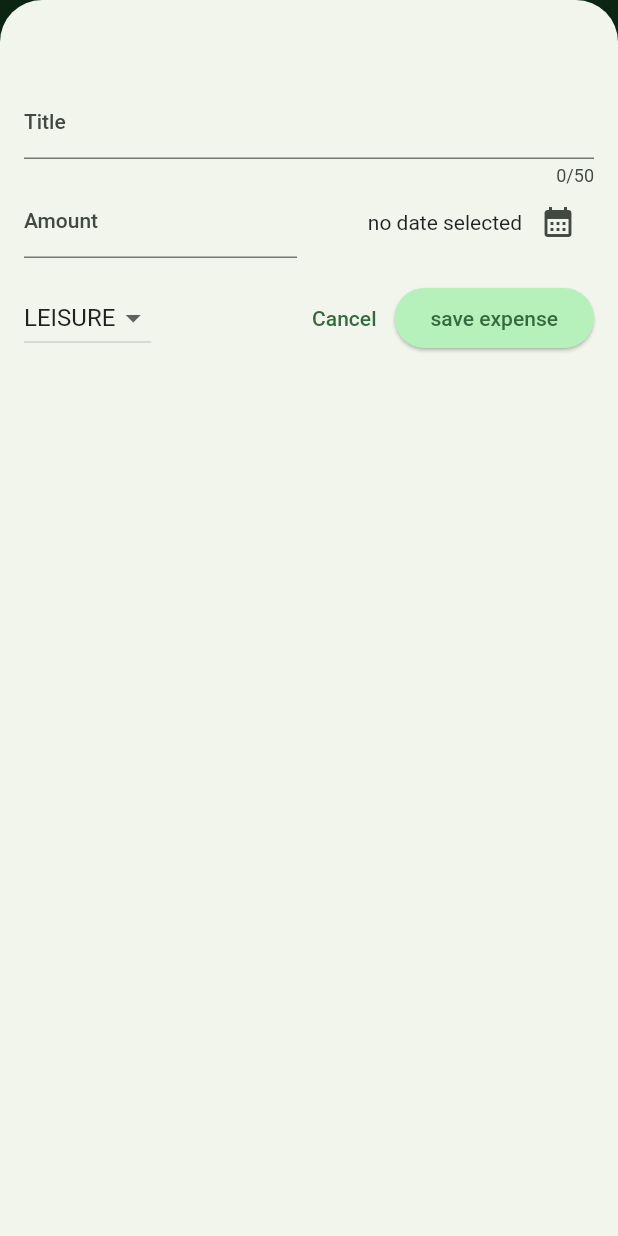
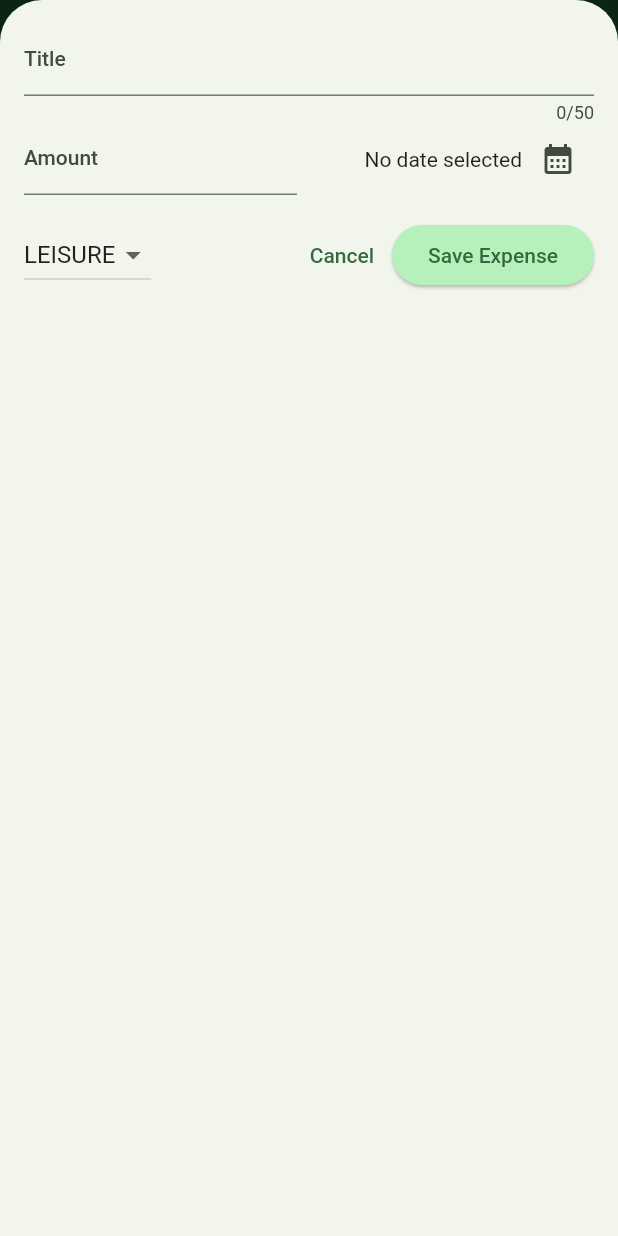
Before and after one commit to almakrami/expense_tracker-flutter, a Flutter app: the screen it shows after launch, after a tap on the "add" icon, on a phone screen of 412 x 824 dp. Run offline on Flutter 3.47's test engine with Material 2 defaults, Android fonts, the phone set to English and light mode, and no system bars.

Commit message:
finishing up the project

```diff
--- a/lib/Widgets/new_expense.dart
+++ b/lib/Widgets/new_expense.dart
@@ -1,62 +1,86 @@
-import 'dart:ui';
+import 'dart:io';
 
+import 'package:flutter/cupertino.dart';
 import 'package:flutter/material.dart';
+
 import 'package:expense_tracker/models/expense.dart';
 
 class NewExpense extends StatefulWidget {
-  const NewExpense({required this.onAddExpense, super.key});
+  const NewExpense({super.key, required this.onAddExpense});
 
   final void Function(Expense expense) onAddExpense;
 
   @override
   State<NewExpense> createState() {
-    return _NewExpense();
+    return _NewExpenseState();
   }
 }
 
-class _NewExpense extends State<NewExpense> {
+class _NewExpenseState extends State<NewExpense> {
   final _titleController = TextEditingController();
   final _amountController = TextEditingController();
   DateTime? _selectedDate;
   Category _selectedCategory = Category.leisure;
 
-  void _persentDatePicker() async {
+  void _presentDatePicker() async {
     final now = DateTime.now();
     final firstDate = DateTime(now.year - 1, now.month, now.day);
-
     final pickedDate = await showDatePicker(
       context: context,
       initialDate: now,
       firstDate: firstDate,
       lastDate: now,
     );
-
     setState(() {
       _selectedDate = pickedDate;
     });
   }
 
-  void submitExpenseData() {
-    final enteredAmount = double.tryParse(_amountController.text);
-    final amountIsInvalid = enteredAmount == null || enteredAmount <= 0;
-    if (_titleController.text.trim().isEmpty ||
-        amountIsInvalid ||
-        _selectedDate == null) {
-      showDialog(
+  void _showDialog() {
+    if (Platform.isIOS) {
+      showCupertinoDialog(
           context: context,
-        builder: (ctx) => AlertDialog(
+          builder: (ctx) => CupertinoAlertDialog(
                 title: const Text('Invalid input'),
-          content: const Text('one of the fields are missing'),
+                content: const Text(
+                    'Please make sure a valid title, amount, date and category was entered.'),
                 actions: [
                   TextButton(
                     onPressed: () {
                       Navigator.pop(ctx);
                     },
-              child: const Text('Close'),
+                    child: const Text('Okay'),
+                  ),
+                ],
+              ));
+    } else {
+      showDialog(
+        context: context,
+        builder: (ctx) => AlertDialog(
+          title: const Text('Invalid input'),
+          content: const Text(
+              'Please make sure a valid title, amount, date and category was entered.'),
+          actions: [
+            TextButton(
+              onPressed: () {
+                Navigator.pop(ctx);
+              },
+              child: const Text('Okay'),
             ),
           ],
         ),
       );
+    }
+  }
+
+  void _submitExpenseData() {
+    final enteredAmount = double.tryParse(_amountController
+        .text); // tryParse('Hello') => null, tryParse('1.12') => 1.12
+    final amountIsInvalid = enteredAmount == null || enteredAmount <= 0;
+    if (_titleController.text.trim().isEmpty ||
+        amountIsInvalid ||
+        _selectedDate == null) {
+      _showDialog();
       return;
     }
 
@@ -65,7 +89,8 @@ class _NewExpense extends State<NewExpense> {
         title: _titleController.text,
         amount: enteredAmount,
         date: _selectedDate!,
-          category: _selectedCategory),
+        category: _selectedCategory,
+      ),
     );
     Navigator.pop(context);
   }
@@ -78,11 +103,45 @@ class _NewExpense extends State<NewExpense> {
   }
 
   @override
-  Widget build(context) {
-    return Padding(
-      padding: const EdgeInsets.fromLTRB(16,58,16,16),
+  Widget build(BuildContext context) {
+    final keyboardSpace = MediaQuery.of(context).viewInsets.bottom;
+    return LayoutBuilder(builder: (ctx, constraints) {
+      final width = constraints.maxWidth;
+
+      return SizedBox(
+        height: double.infinity,
+        child: SingleChildScrollView(
+          child: Padding(
+            padding: EdgeInsets.fromLTRB(16, 16, 16, keyboardSpace + 16),
             child: Column(
               children: [
+                if (width >= 600)
+                  Row(
+                    crossAxisAlignment: CrossAxisAlignment.start,
+                    children: [
+                      Expanded(
+                        child: TextField(
+                          controller: _titleController,
+                          maxLength: 50,
+                          decoration: const InputDecoration(
+                            label: Text('Title'),
+                          ),
+                        ),
+                      ),
+                      const SizedBox(width: 24),
+                      Expanded(
+                        child: TextField(
+                          controller: _amountController,
+                          keyboardType: TextInputType.number,
+                          decoration: const InputDecoration(
+                            prefixText: '\$ ',
+                            label: Text('Amount'),
+                          ),
+                        ),
+                      ),
+                    ],
+                  )
+                else
                   TextField(
                     controller: _titleController,
                     maxLength: 50,
@@ -90,50 +149,17 @@ class _NewExpense extends State<NewExpense> {
                       label: Text('Title'),
                     ),
                   ),
-          Row(
-            children: [
-              Expanded(
-                child: TextField(
-                  controller: _amountController,
-                  keyboardType: TextInputType.number,
-                  decoration: const InputDecoration(
-                    prefixText: '\$',
-                    label: Text('Amount'),
-                  ),
-                ),
-              ),
-              const SizedBox(
-                width: 16,
-              ),
-              Expanded(
-                child: Row(
-                  mainAxisAlignment: MainAxisAlignment.end,
-                  children: [
-                    Text(
-                      _selectedDate == null
-                          ? 'no date selected'
-                          : formatter.format(_selectedDate!),
-                    ),
-                    IconButton(
-                        onPressed: _persentDatePicker,
-                        icon: const Icon(Icons.calendar_month))
-                  ],
-                ),
-              )
-            ],
-          ),
-          const SizedBox(
-            height: 16,
-          ),
-          Row(
-            children: [
+                if (width >= 600)
+                  Row(children: [
                     DropdownButton(
                       value: _selectedCategory,
                       items: Category.values
                           .map(
                             (category) => DropdownMenuItem(
                               value: category,
-                          child: Text(category.name.toUpperCase()),
+                              child: Text(
+                                category.name.toUpperCase(),
+                              ),
                             ),
                           )
                           .toList(),
@@ -144,7 +170,67 @@ class _NewExpense extends State<NewExpense> {
                         setState(() {
                           _selectedCategory = value;
                         });
-                  }),
+                      },
+                    ),
+                    const SizedBox(width: 24),
+                    Expanded(
+                      child: Row(
+                        mainAxisAlignment: MainAxisAlignment.end,
+                        crossAxisAlignment: CrossAxisAlignment.center,
+                        children: [
+                          Text(
+                            _selectedDate == null
+                                ? 'No date selected'
+                                : formatter.format(_selectedDate!),
+                          ),
+                          IconButton(
+                            onPressed: _presentDatePicker,
+                            icon: const Icon(
+                              Icons.calendar_month,
+                            ),
+                          ),
+                        ],
+                      ),
+                    ),
+                  ])
+                else
+                  Row(
+                    children: [
+                      Expanded(
+                        child: TextField(
+                          controller: _amountController,
+                          keyboardType: TextInputType.number,
+                          decoration: const InputDecoration(
+                            prefixText: '\$ ',
+                            label: Text('Amount'),
+                          ),
+                        ),
+                      ),
+                      const SizedBox(width: 16),
+                      Expanded(
+                        child: Row(
+                          mainAxisAlignment: MainAxisAlignment.end,
+                          crossAxisAlignment: CrossAxisAlignment.center,
+                          children: [
+                            Text(
+                              _selectedDate == null
+                                  ? 'No date selected'
+                                  : formatter.format(_selectedDate!),
+                            ),
+                            IconButton(
+                              onPressed: _presentDatePicker,
+                              icon: const Icon(
+                                Icons.calendar_month,
+                              ),
+                            ),
+                          ],
+                        ),
+                      ),
+                    ],
+                  ),
+                const SizedBox(height: 16),
+                if (width >= 600)
+                  Row(children: [
                     const Spacer(),
                     TextButton(
                       onPressed: () {
@@ -153,12 +239,52 @@ class _NewExpense extends State<NewExpense> {
                       child: const Text('Cancel'),
                     ),
                     ElevatedButton(
-                  onPressed: submitExpenseData,
-                  child: const Text('save expense'))
-            ],
+                      onPressed: _submitExpenseData,
+                      child: const Text('Save Expense'),
+                    ),
+                  ])
+                else
+                  Row(
+                    children: [
+                      DropdownButton(
+                        value: _selectedCategory,
+                        items: Category.values
+                            .map(
+                              (category) => DropdownMenuItem(
+                                value: category,
+                                child: Text(
+                                  category.name.toUpperCase(),
+                                ),
+                              ),
                             )
+                            .toList(),
+                        onChanged: (value) {
+                          if (value == null) {
+                            return;
+                          }
+                          setState(() {
+                            _selectedCategory = value;
+                          });
+                        },
+                      ),
+                      const Spacer(),
+                      TextButton(
+                        onPressed: () {
+                          Navigator.pop(context);
+                        },
+                        child: const Text('Cancel'),
+                      ),
+                      ElevatedButton(
+                        onPressed: _submitExpenseData,
+                        child: const Text('Save Expense'),
+                      ),
                     ],
                   ),
+              ],
+            ),
+          ),
+        ),
       );
+    });
   }
 }
--- a/lib/Widgets/expenses.dart
+++ b/lib/expenses.dart
@@ -38,6 +38,7 @@ class _ExpensesState extends State<Expenses> {
 
   void _openAddExpenseOverlay() {
     showModalBottomSheet(
+      useSafeArea: true,
       isScrollControlled: true,
       context: context,
       builder: (ctx) => NewExpense(onAddExpense: _addExpense),
@@ -106,7 +107,9 @@ class _ExpensesState extends State<Expenses> {
             )
           : Row(children: [
               Expanded(child: Chart(expenses: _registeredExpenses)),
-              Expanded(child: mainContent)
+              Expanded(
+                child: mainContent,
+              ),
             ]),
     );
   }
--- a/lib/main.dart
+++ b/lib/main.dart
@@ -1,6 +1,6 @@
 import 'package:flutter/material.dart';
 import 'package:flutter/services.dart';
-import 'package:expense_tracker/Widgets/expenses.dart';
+import 'package:expense_tracker/expenses.dart';
 
 var kColorScheme = ColorScheme.fromSeed(
   seedColor: const Color.fromARGB(255, 0, 255, 119),
```
Also changed, not shown: 1 other file. Lines whose indentation alone changed are shown as unchanged.
